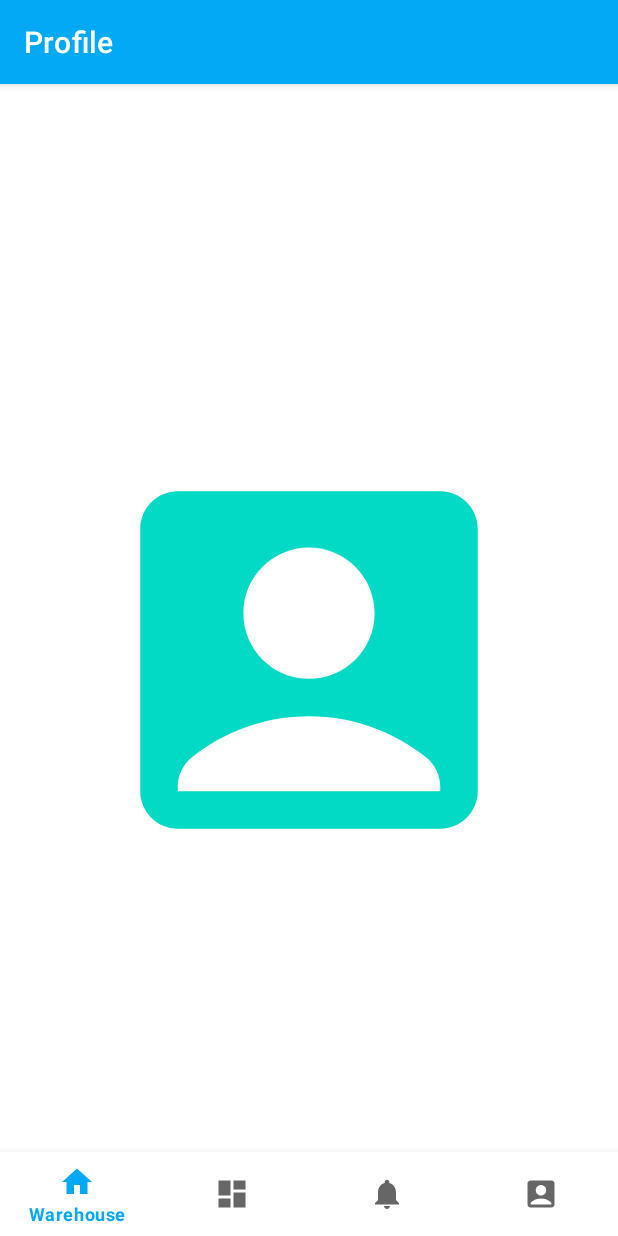
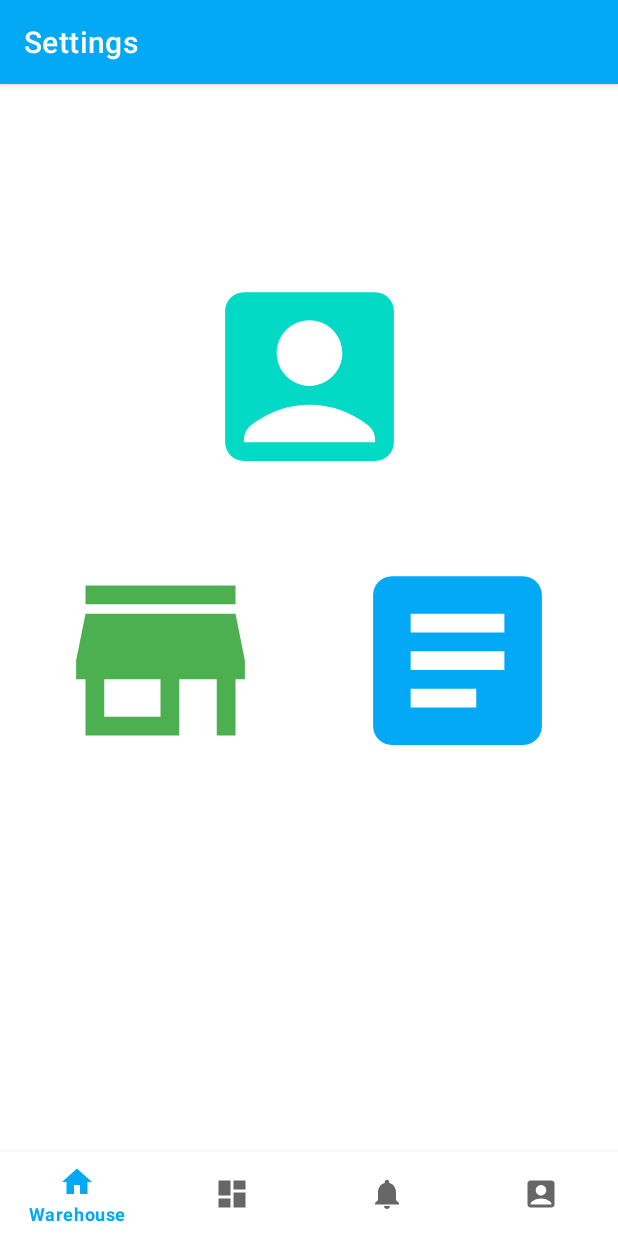
Before and after one commit to ksharshembie/condex, an Android app: the ProfileFragment screen opened through its navigation route, after a tap on an icon or button, on a phone screen of 412 x 824 dp. Run offline under Robolectric (Android 15) with nearby library versions, the phone set to English and light mode, and no system bars; our stand-ins replace navigation-ui.

```diff
--- a/app/src/main/java/com/ksharshembie/condex/localData/dao/ArticleDao.kt
+++ b/app/src/main/java/com/ksharshembie/condex/localData/dao/ArticleDao.kt
@@ -1,6 +1,7 @@
 package com.ksharshembie.condex.localData.dao
 
 import androidx.room.Dao
+import androidx.room.Delete
 import androidx.room.Insert
 import androidx.room.Query
 import com.ksharshembie.condex.localData.entity.Article
@@ -11,6 +12,9 @@ interface ArticleDao {
     @Insert
     fun insert(article: Article)
 
+    @Delete
+    fun delete(article: Article)
+
     @Query("SELECT * FROM article order by name")
     fun getAllArticle(): List<Article>
 }
--- a/app/src/main/java/com/ksharshembie/condex/ui/home/HomeFragment.kt
+++ b/app/src/main/java/com/ksharshembie/condex/ui/home/HomeFragment.kt
@@ -30,9 +30,7 @@ class HomeFragment : Fragment() {
 
     override fun onViewCreated(view: View, savedInstanceState: Bundle?) {
         super.onViewCreated(view, savedInstanceState)
-        binding.menuArticle.setOnClickListener {
-            findNavController().navigate(R.id.articleFragment)
-        }
+
     }
 
     override fun onDestroyView() {
--- a/app/src/main/java/com/ksharshembie/condex/ui/profile/ProfileFragment.kt
+++ b/app/src/main/java/com/ksharshembie/condex/ui/profile/ProfileFragment.kt
@@ -7,6 +7,8 @@ import android.view.ViewGroup
 import androidx.activity.result.ActivityResultCallback
 import androidx.activity.result.contract.ActivityResultContracts
 import androidx.fragment.app.Fragment
+import androidx.navigation.fragment.findNavController
+import com.ksharshembie.condex.R
 import com.ksharshembie.condex.databinding.FragmentProfileBinding
 
 class ProfileFragment : Fragment() {
@@ -27,7 +29,11 @@ class ProfileFragment : Fragment() {
         super.onViewCreated(view, savedInstanceState)
 
         binding.ivProfile.setOnClickListener {
-            //imagePickup.launch("image/*")
+            imagePickup.launch("image/*")
+        }
+
+        binding.menuArticle.setOnClickListener {
+            findNavController().navigate(R.id.articleFragment)
         }
     }
 
--- a/app/src/main/java/com/ksharshembie/condex/ui/home/article/ArticleAddFragment.kt
+++ b/app/src/main/java/com/ksharshembie/condex/ui/profile/article/ArticleAddFragment.kt
@@ -1,13 +1,11 @@
-package com.ksharshembie.condex.ui.home.article
+package com.ksharshembie.condex.ui.profile.article
 
 import android.os.Bundle
 import android.text.TextUtils
 import android.view.LayoutInflater
 import android.view.View
 import android.view.ViewGroup
-import androidx.core.os.bundleOf
 import androidx.fragment.app.Fragment
-import androidx.fragment.app.setFragmentResult
 import androidx.navigation.fragment.findNavController
 import com.ksharshembie.condex.App
 import com.ksharshembie.condex.R
--- a/app/src/main/res/layout/fragment_article.xml
+++ b/app/src/main/res/layout/fragment_article.xml
@@ -4,7 +4,7 @@
     xmlns:tools="http://schemas.android.com/tools"
     android:layout_width="match_parent"
     android:layout_height="match_parent"
-    tools:context=".ui.home.article.ArticleFragment">
+    tools:context=".ui.profile.article.ArticleFragment">
 
     <androidx.recyclerview.widget.RecyclerView
         android:id="@+id/article_recycler_view"
--- a/app/src/main/res/layout/fragment_article_add.xml
+++ b/app/src/main/res/layout/fragment_article_add.xml
@@ -4,7 +4,7 @@
     xmlns:tools="http://schemas.android.com/tools"
     android:layout_width="match_parent"
     android:layout_height="match_parent"
-    tools:context=".ui.home.article.ArticleAddFragment">
+    tools:context=".ui.profile.article.ArticleAddFragment">
 
     <com.google.android.material.textfield.TextInputLayout
         android:id="@+id/article_name"
--- a/app/src/main/res/layout/fragment_profile.xml
+++ b/app/src/main/res/layout/fragment_profile.xml
@@ -9,12 +9,34 @@
     <!-- TODO: Update blank fragment layout -->
     <ImageView
         android:id="@+id/iv_profile"
-        android:layout_width="300dp"
-        android:layout_height="300dp"
+        android:layout_width="150dp"
+        android:layout_height="150dp"
         android:src="@drawable/ic_profile_black_24dp"
-        app:layout_constraintBottom_toBottomOf="parent"
+        android:layout_marginTop="64dp"
         app:layout_constraintEnd_toEndOf="parent"
         app:layout_constraintStart_toStartOf="parent"
         app:layout_constraintTop_toTopOf="parent" />
 
+    <ImageView
+        android:id="@+id/menu_stock"
+        android:layout_width="150dp"
+        android:layout_height="150dp"
+        android:layout_margin="@dimen/std_margin"
+        android:src="@drawable/ic_stock_24dp"
+        app:layout_constraintBottom_toBottomOf="parent"
+        app:layout_constraintEnd_toStartOf="@id/menu_article"
+        app:layout_constraintStart_toStartOf="parent"
+        app:layout_constraintTop_toTopOf="parent" />
+
+    <ImageView
+        android:id="@+id/menu_article"
+        android:layout_width="150dp"
+        android:layout_height="150dp"
+        android:layout_margin="@dimen/std_margin"
+        android:src="@drawable/ic_article_24dp"
+        app:layout_constraintBottom_toBottomOf="parent"
+        app:layout_constraintStart_toEndOf="@id/menu_stock"
+        app:layout_constraintEnd_toEndOf="parent"
+        app:layout_constraintTop_toTopOf="parent" />
+
 </androidx.constraintlayout.widget.ConstraintLayout>
--- a/app/src/main/res/navigation/mobile_navigation.xml
+++ b/app/src/main/res/navigation/mobile_navigation.xml
@@ -35,12 +35,12 @@
         tools:layout="@layout/fragment_customer" />
     <fragment
         android:id="@+id/articleFragment"
-        android:name="com.ksharshembie.condex.ui.home.article.ArticleFragment"
+        android:name="com.ksharshembie.condex.ui.profile.article.ArticleFragment"
         android:label="@string/title_article"
         tools:layout="@layout/fragment_article" />
     <fragment
         android:id="@+id/articleAddFragment"
-        android:name="com.ksharshembie.condex.ui.home.article.ArticleAddFragment"
+        android:name="com.ksharshembie.condex.ui.profile.article.ArticleAddFragment"
         android:label="@string/title_add_article"
         tools:layout="@layout/fragment_article_add" />
 
--- a/app/src/main/res/values/strings.xml
+++ b/app/src/main/res/values/strings.xml
@@ -1,9 +1,9 @@
 <resources>
     <string name="app_name">In-Market</string>
     <string name="title_home">Warehouse</string>
-    <string name="title_dashboard">Market</string>
+    <string name="title_dashboard">Dashboard</string>
     <string name="title_notifications">Notifications</string>
-    <string name="title_profile">Profile</string>
+    <string name="title_profile">Settings</string>
     <!-- TODO: Remove or change this placeholder text -->
     <string name="hello_blank_fragment">Hello blank fragment</string>
     <string name="new_customer">New Customer</string>
```
Also changed, not shown: app/src/main/java/com/ksharshembie/condex/ui/profile/article/ArticleFragment.kt (renamed from app/src/main/java/com/ksharshembie/condex/ui/home/article/ArticleFragment.kt, +22 -8 lines), app/src/main/java/com/ksharshembie/condex/ui/profile/article/adapter/ArticleAdapter.kt (renamed from app/src/main/java/com/ksharshembie/condex/ui/home/article/adapter/ArticleAdapter.kt, +13 -4 lines), app/src/main/res/layout/fragment_home.xml (+5 -18 lines).
